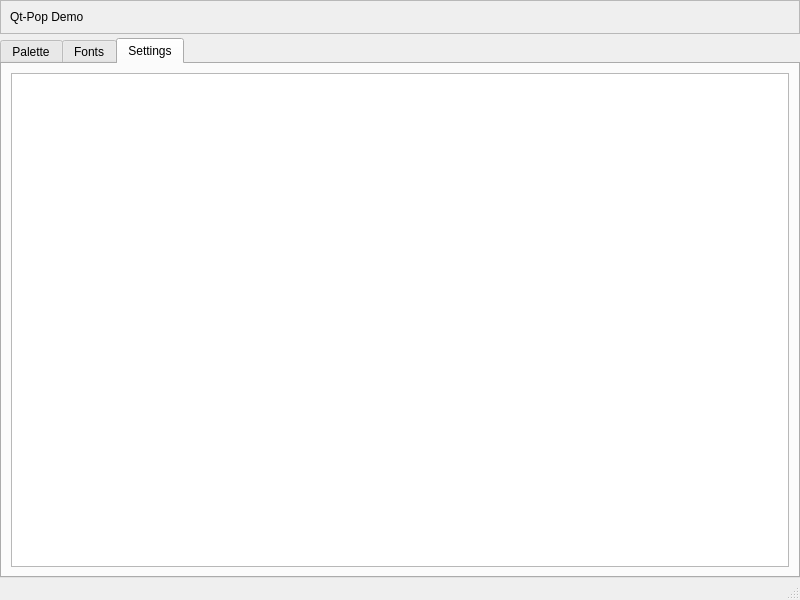
Qt form app/mainwindow/mainwindow.ui (codemeetscopper/Qt-Pop) before a commit.
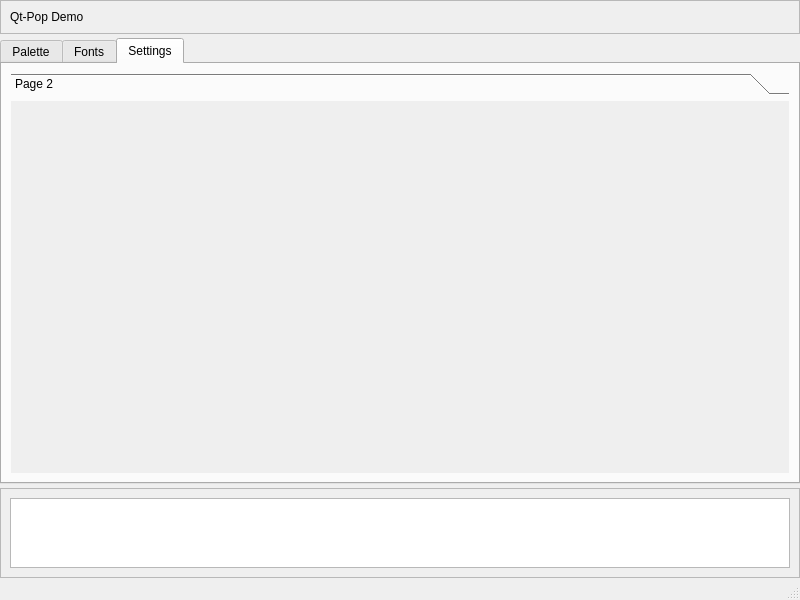
The same form after that commit. The open tabs and pages were chosen to show the change.

Patch:
```diff
--- a/app/mainwindow/mainwindow.ui
+++ b/app/mainwindow/mainwindow.ui
@@ -14,7 +14,7 @@
    <string>MainWindow</string>
   </property>
   <widget class="QWidget" name="centralwidget">
-   <layout class="QVBoxLayout" name="verticalLayout" stretch="1,20">
+   <layout class="QVBoxLayout" name="verticalLayout" stretch="1,20,4">
     <property name="spacing">
      <number>4</number>
     </property>
@@ -97,12 +97,44 @@
        </attribute>
        <layout class="QVBoxLayout" name="verticalLayout_2">
         <item>
-         <widget class="QListWidget" name="settingsLW"/>
+         <widget class="QToolBox" name="settingsTB">
+          <property name="currentIndex">
+           <number>0</number>
+          </property>
+          <widget class="QWidget" name="page_2">
+           <property name="geometry">
+            <rect>
+             <x>0</x>
+             <y>0</y>
+             <width>776</width>
+             <height>341</height>
+            </rect>
+           </property>
+           <attribute name="label">
+            <string>Page 2</string>
+           </attribute>
+          </widget>
+         </widget>
         </item>
        </layout>
       </widget>
      </widget>
     </item>
+    <item>
+     <widget class="QFrame" name="log_frame">
+      <property name="frameShape">
+       <enum>QFrame::Shape::StyledPanel</enum>
+      </property>
+      <property name="frameShadow">
+       <enum>QFrame::Shadow::Raised</enum>
+      </property>
+      <layout class="QVBoxLayout" name="verticalLayout_3">
+       <item>
+        <widget class="QTextBrowser" name="logTB"/>
+       </item>
+      </layout>
+     </widget>
+    </item>
    </layout>
   </widget>
   <widget class="QMenuBar" name="menubar">
```
Left out of the diff: 2 changed lines with no effect on the pictures.
